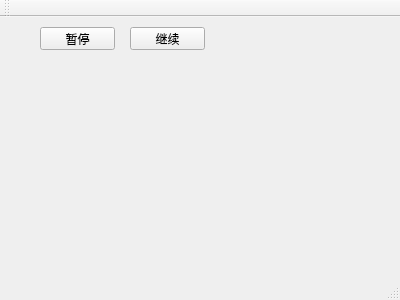
The window that mainwindow.ui (iwxyi/Bezier-Wave) describes before a commit, drawn with Qt 5.
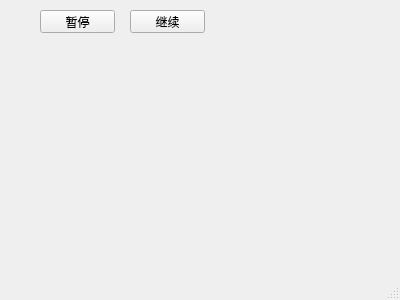
The same window after the commit.

Diff of the .ui file:
```diff
--- a/mainwindow.ui
+++ b/mainwindow.ui
@@ -41,14 +41,6 @@
     </property>
    </widget>
   </widget>
-  <widget class="QToolBar" name="mainToolBar">
-   <attribute name="toolBarArea">
-    <enum>TopToolBarArea</enum>
-   </attribute>
-   <attribute name="toolBarBreak">
-    <bool>false</bool>
-   </attribute>
-  </widget>
   <widget class="QStatusBar" name="statusBar"/>
  </widget>
  <layoutdefault spacing="6" margin="11"/>
```
